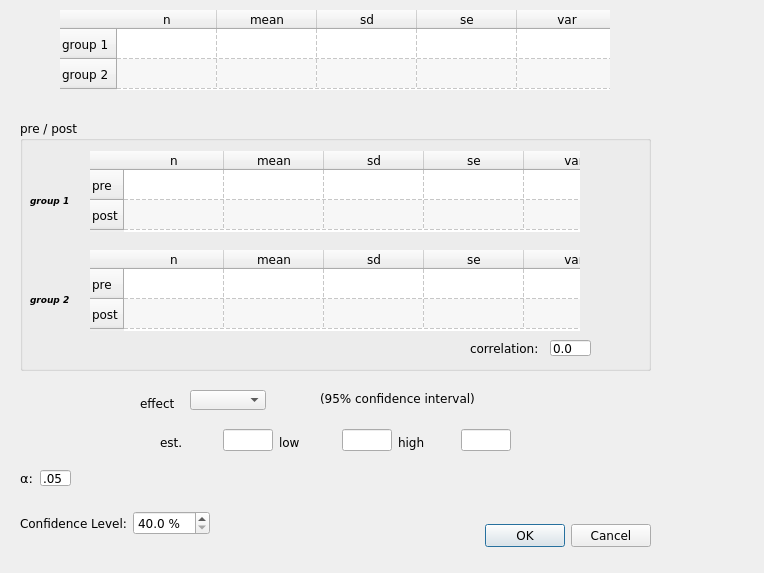
Before: the Qt Designer form continuous_data_form.ui in bwallace/OpenMeta-analyst-, drawn with Qt 5.
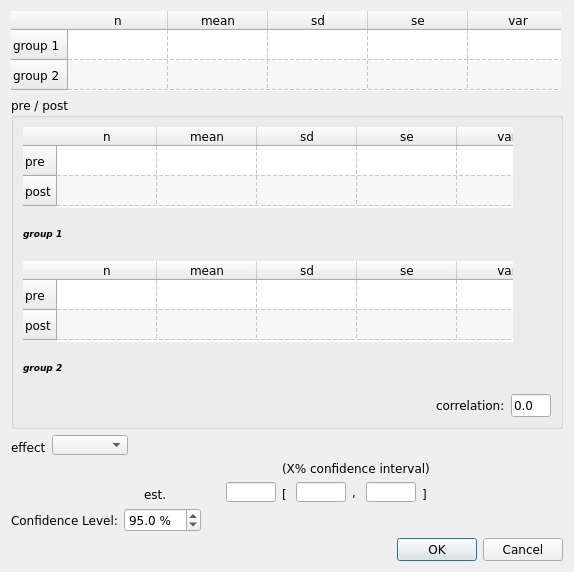
After: the same form once the commit is applied. Icons and pictures are not drawn.

Commit message: slight changes to cont data form

Diff of the .ui file:
```diff
--- a/continuous_data_form.ui
+++ b/continuous_data_form.ui
@@ -6,13 +6,13 @@
    <rect>
     <x>0</x>
     <y>0</y>
-    <width>764</width>
-    <height>573</height>
+    <width>574</width>
+    <height>572</height>
    </rect>
   </property>
   <property name="minimumSize">
    <size>
-    <width>670</width>
+    <width>570</width>
     <height>0</height>
    </size>
   </property>
@@ -28,43 +28,203 @@
    <iconset>
     <normaloff>:/images/meta.png</normaloff>:/images/meta.png</iconset>
   </property>
-  <widget class="QDialogButtonBox" name="buttonBox">
-   <property name="geometry">
-    <rect>
-     <x>470</x>
-     <y>520</y>
-     <width>181</width>
-     <height>32</height>
-    </rect>
-   </property>
-   <property name="orientation">
-    <enum>Qt::Horizontal</enum>
-   </property>
-   <property name="standardButtons">
-    <set>QDialogButtonBox::Cancel|QDialogButtonBox::Ok</set>
-   </property>
-  </widget>
+  <layout class="QVBoxLayout" name="verticalLayout_2">
+   <item>
+    <widget class="QTableWidget" name="simple_table">
+     <property name="minimumSize">
+      <size>
+       <width>550</width>
+       <height>80</height>
+      </size>
+     </property>
+     <property name="maximumSize">
+      <size>
+       <width>550</width>
+       <height>80</height>
+      </size>
+     </property>
+     <property name="font">
+      <font>
+       <family>Verdana</family>
+      </font>
+     </property>
+     <property name="frameShape">
+      <enum>QFrame::NoFrame</enum>
+     </property>
+     <property name="frameShadow">
+      <enum>QFrame::Plain</enum>
+     </property>
+     <property name="verticalScrollBarPolicy">
+      <enum>Qt::ScrollBarAlwaysOff</enum>
+     </property>
+     <property name="horizontalScrollBarPolicy">
+      <enum>Qt::ScrollBarAlwaysOff</enum>
+     </property>
+     <property name="alternatingRowColors">
+      <bool>true</bool>
+     </property>
+     <property name="gridStyle">
+      <enum>Qt::DashLine</enum>
+     </property>
+     <property name="rowCount">
+      <number>2</number>
+     </property>
+     <property name="columnCount">
+      <number>8</number>
+     </property>
+     <row>
+      <property name="text">
+       <string>group 1</string>
+      </property>
+     </row>
+     <row>
+      <property name="text">
+       <string>group 2</string>
+      </property>
+     </row>
+     <column>
+      <property name="text">
+       <string>n</string>
+      </property>
+     </column>
+     <column>
+      <property name="text">
+       <string>mean</string>
+      </property>
+     </column>
+     <column>
+      <property name="text">
+       <string>sd</string>
+      </property>
+     </column>
+     <column>
+      <property name="text">
+       <string>se</string>
+      </property>
+     </column>
+     <column>
+      <property name="text">
+       <string>var</string>
+      </property>
+     </column>
+     <column>
+      <property name="text">
+       <string>pval</string>
+      </property>
+     </column>
+     <column>
+      <property name="text">
+       <string>low</string>
+      </property>
+     </column>
+     <column>
+      <property name="text">
+       <string>high</string>
+      </property>
+     </column>
+    </widget>
+   </item>
+   <item>
   <widget class="QGroupBox" name="grp_box_pre_post">
-   <property name="geometry">
-    <rect>
-     <x>20</x>
-     <y>120</y>
-     <width>631</width>
-     <height>251</height>
-    </rect>
-   </property>
    <property name="title">
     <string>pre / post</string>
    </property>
+     <layout class="QVBoxLayout" name="verticalLayout">
+      <item>
+       <widget class="QTableWidget" name="g1_pre_post_table">
+        <property name="minimumSize">
+         <size>
+          <width>490</width>
+          <height>81</height>
+         </size>
+        </property>
+        <property name="maximumSize">
+         <size>
+          <width>490</width>
+          <height>81</height>
+         </size>
+        </property>
+        <property name="font">
+         <font>
+          <family>Verdana</family>
+         </font>
+        </property>
+        <property name="frameShape">
+         <enum>QFrame::NoFrame</enum>
+        </property>
+        <property name="frameShadow">
+         <enum>QFrame::Plain</enum>
+        </property>
+        <property name="verticalScrollBarPolicy">
+         <enum>Qt::ScrollBarAlwaysOff</enum>
+        </property>
+        <property name="horizontalScrollBarPolicy">
+         <enum>Qt::ScrollBarAlwaysOff</enum>
+        </property>
+        <property name="alternatingRowColors">
+         <bool>true</bool>
+        </property>
+        <property name="showGrid">
+         <bool>true</bool>
+        </property>
+        <property name="gridStyle">
+         <enum>Qt::DashLine</enum>
+        </property>
+        <property name="rowCount">
+         <number>2</number>
+        </property>
+        <property name="columnCount">
+         <number>7</number>
+        </property>
+        <row>
+         <property name="text">
+          <string>pre</string>
+         </property>
+        </row>
+        <row>
+         <property name="text">
+          <string>post</string>
+         </property>
+        </row>
+        <column>
+         <property name="text">
+          <string>n</string>
+         </property>
+        </column>
+        <column>
+         <property name="text">
+          <string>mean</string>
+         </property>
+        </column>
+        <column>
+         <property name="text">
+          <string>sd</string>
+         </property>
+        </column>
+        <column>
+         <property name="text">
+          <string>se</string>
+         </property>
+        </column>
+        <column>
+         <property name="text">
+          <string>var</string>
+         </property>
+        </column>
+        <column>
+         <property name="text">
+          <string>low</string>
+         </property>
+        </column>
+        <column>
+         <property name="text">
+          <string>high</string>
+         </property>
+        </column>
+       </widget>
+      </item>
+      <item>
    <widget class="QLabel" name="grp_1_lbl">
-    <property name="geometry">
-     <rect>
-      <x>10</x>
-      <y>70</y>
-      <width>71</width>
-      <height>21</height>
-     </rect>
-    </property>
     <property name="font">
      <font>
       <pointsize>7</pointsize>
@@ -77,18 +237,101 @@
      <enum>Qt::LeftToRight</enum>
     </property>
     <property name="text">
-     <string>group 1</string>
-    </property>
-   </widget>
+         <string>&lt;!DOCTYPE HTML PUBLIC &quot;-//W3C//DTD HTML 4.0//EN&quot; &quot;http://www.w3.org/TR/REC-html40/strict.dtd&quot;&gt;
+&lt;html&gt;&lt;head&gt;&lt;meta name=&quot;qrichtext&quot; content=&quot;1&quot; /&gt;&lt;style type=&quot;text/css&quot;&gt;
+p, li { white-space: pre-wrap; }
+&lt;/style&gt;&lt;/head&gt;&lt;body style=&quot; font-family:'Verdana'; font-size:8pt; font-weight:600; font-style:italic;&quot;&gt;
+&lt;p style=&quot; margin-top:0px; margin-bottom:0px; margin-left:0px; margin-right:0px; -qt-block-indent:0; text-indent:0px;&quot;&gt;&lt;span style=&quot; font-size:7pt;&quot;&gt;group 1&lt;/span&gt;&lt;/p&gt;&lt;/body&gt;&lt;/html&gt;</string>
+        </property>
+       </widget>
+      </item>
+      <item>
+       <widget class="QTableWidget" name="g2_pre_post_table">
+        <property name="minimumSize">
+         <size>
+          <width>490</width>
+          <height>81</height>
+         </size>
+        </property>
+        <property name="maximumSize">
+         <size>
+          <width>490</width>
+          <height>81</height>
+         </size>
+        </property>
+        <property name="frameShape">
+         <enum>QFrame::NoFrame</enum>
+        </property>
+        <property name="frameShadow">
+         <enum>QFrame::Plain</enum>
+        </property>
+        <property name="verticalScrollBarPolicy">
+         <enum>Qt::ScrollBarAlwaysOff</enum>
+        </property>
+        <property name="horizontalScrollBarPolicy">
+         <enum>Qt::ScrollBarAlwaysOff</enum>
+        </property>
+        <property name="alternatingRowColors">
+         <bool>true</bool>
+        </property>
+        <property name="gridStyle">
+         <enum>Qt::DashLine</enum>
+        </property>
+        <property name="rowCount">
+         <number>2</number>
+        </property>
+        <property name="columnCount">
+         <number>7</number>
+        </property>
+        <row>
+         <property name="text">
+          <string>pre</string>
+         </property>
+        </row>
+        <row>
+         <property name="text">
+          <string>post</string>
+         </property>
+        </row>
+        <column>
+         <property name="text">
+          <string>n</string>
+         </property>
+        </column>
+        <column>
+         <property name="text">
+          <string>mean</string>
+         </property>
+        </column>
+        <column>
+         <property name="text">
+          <string>sd</string>
+         </property>
+        </column>
+        <column>
+         <property name="text">
+          <string>se</string>
+         </property>
+        </column>
+        <column>
+         <property name="text">
+          <string>var</string>
+         </property>
+        </column>
+        <column>
+         <property name="text">
+          <string>low</string>
+         </property>
+        </column>
+        <column>
+         <property name="text">
+          <string>high</string>
+         </property>
+        </column>
+       </widget>
+      </item>
+      <item>
    <widget class="QLabel" name="grp_2_lbl">
-    <property name="geometry">
-     <rect>
-      <x>10</x>
-      <y>170</y>
-      <width>51</width>
-      <height>21</height>
-     </rect>
-    </property>
     <property name="font">
      <font>
       <pointsize>7</pointsize>
@@ -105,389 +348,139 @@
 &lt;p style=&quot; margin-top:0px; margin-bottom:0px; margin-left:0px; margin-right:0px; -qt-block-indent:0; text-indent:0px;&quot;&gt;&lt;span style=&quot; font-size:7pt;&quot;&gt;group 2&lt;/span&gt;&lt;/p&gt;&lt;/body&gt;&lt;/html&gt;</string>
     </property>
    </widget>
-   <widget class="QTableWidget" name="g1_pre_post_table">
-    <property name="geometry">
-     <rect>
-      <x>70</x>
-      <y>31</y>
-      <width>490</width>
-      <height>81</height>
-     </rect>
-    </property>
-    <property name="minimumSize">
+      </item>
+      <item>
+       <layout class="QHBoxLayout" name="horizontalLayout_3">
+        <item>
+         <spacer name="horizontalSpacer_3">
+          <property name="orientation">
+           <enum>Qt::Horizontal</enum>
+          </property>
+          <property name="sizeHint" stdset="0">
      <size>
-      <width>490</width>
-      <height>0</height>
-     </size>
-    </property>
-    <property name="maximumSize">
-     <size>
-      <width>490</width>
-      <height>16777215</height>
-     </size>
-    </property>
-    <property name="font">
-     <font>
-      <family>Verdana</family>
-     </font>
-    </property>
-    <property name="frameShape">
-     <enum>QFrame::NoFrame</enum>
-    </property>
-    <property name="frameShadow">
-     <enum>QFrame::Plain</enum>
-    </property>
-    <property name="verticalScrollBarPolicy">
-     <enum>Qt::ScrollBarAlwaysOff</enum>
-    </property>
-    <property name="horizontalScrollBarPolicy">
-     <enum>Qt::ScrollBarAlwaysOff</enum>
-    </property>
-    <property name="alternatingRowColors">
-     <bool>true</bool>
-    </property>
-    <property name="showGrid">
-     <bool>true</bool>
-    </property>
-    <property name="gridStyle">
-     <enum>Qt::DashLine</enum>
-    </property>
-    <property name="rowCount">
-     <number>2</number>
-    </property>
-    <property name="columnCount">
-     <number>7</number>
-    </property>
-    <row>
-     <property name="text">
-      <string>pre</string>
-     </property>
-    </row>
-    <row>
-     <property name="text">
-      <string>post</string>
-     </property>
-    </row>
-    <column>
-     <property name="text">
-      <string>n</string>
-     </property>
-    </column>
-    <column>
-     <property name="text">
-      <string>mean</string>
-     </property>
-    </column>
-    <column>
-     <property name="text">
-      <string>sd</string>
-     </property>
-    </column>
-    <column>
-     <property name="text">
-      <string>se</string>
-     </property>
-    </column>
-    <column>
-     <property name="text">
-      <string>var</string>
-     </property>
-    </column>
-    <column>
-     <property name="text">
-      <string>low</string>
-     </property>
-    </column>
-    <column>
-     <property name="text">
-      <string>high</string>
-     </property>
-    </column>
-   </widget>
-   <widget class="QTableWidget" name="g2_pre_post_table">
-    <property name="geometry">
-     <rect>
-      <x>70</x>
-      <y>130</y>
-      <width>490</width>
-      <height>81</height>
-     </rect>
-    </property>
-    <property name="minimumSize">
-     <size>
-      <width>490</width>
-      <height>0</height>
-     </size>
-    </property>
-    <property name="maximumSize">
-     <size>
-      <width>490</width>
-      <height>16777215</height>
-     </size>
-    </property>
-    <property name="frameShape">
-     <enum>QFrame::NoFrame</enum>
-    </property>
-    <property name="frameShadow">
-     <enum>QFrame::Plain</enum>
-    </property>
-    <property name="verticalScrollBarPolicy">
-     <enum>Qt::ScrollBarAlwaysOff</enum>
-    </property>
-    <property name="horizontalScrollBarPolicy">
-     <enum>Qt::ScrollBarAlwaysOff</enum>
-    </property>
-    <property name="alternatingRowColors">
-     <bool>true</bool>
-    </property>
-    <property name="gridStyle">
-     <enum>Qt::DashLine</enum>
-    </property>
-    <property name="rowCount">
-     <number>2</number>
-    </property>
-    <property name="columnCount">
-     <number>7</number>
-    </property>
-    <row>
-     <property name="text">
-      <string>pre</string>
-     </property>
-    </row>
-    <row>
-     <property name="text">
-      <string>post</string>
-     </property>
-    </row>
-    <column>
-     <property name="text">
-      <string>n</string>
-     </property>
-    </column>
-    <column>
-     <property name="text">
-      <string>mean</string>
-     </property>
-    </column>
-    <column>
-     <property name="text">
-      <string>sd</string>
-     </property>
-    </column>
-    <column>
-     <property name="text">
-      <string>se</string>
-     </property>
-    </column>
-    <column>
-     <property name="text">
-      <string>var</string>
-     </property>
-    </column>
-    <column>
-     <property name="text">
-      <string>low</string>
-     </property>
-    </column>
-    <column>
-     <property name="text">
-      <string>high</string>
-     </property>
-    </column>
-   </widget>
+            <width>40</width>
+            <height>20</height>
+           </size>
+          </property>
+         </spacer>
+        </item>
+        <item>
    <widget class="QLabel" name="label">
-    <property name="geometry">
-     <rect>
-      <x>450</x>
-      <y>220</y>
-      <width>71</width>
-      <height>16</height>
-     </rect>
-    </property>
     <property name="text">
      <string>correlation:</string>
     </property>
    </widget>
+        </item>
+        <item>
    <widget class="QLineEdit" name="correlation_pre_post">
-    <property name="geometry">
-     <rect>
-      <x>530</x>
-      <y>220</y>
-      <width>41</width>
-      <height>16</height>
-     </rect>
+          <property name="minimumSize">
+           <size>
+            <width>40</width>
+            <height>0</height>
+           </size>
+          </property>
+          <property name="maximumSize">
+           <size>
+            <width>40</width>
+            <height>16777215</height>
+           </size>
     </property>
     <property name="text">
      <string>0.0</string>
     </property>
    </widget>
-  </widget>
-  <widget class="QTableWidget" name="simple_table">
-   <property name="geometry">
-    <rect>
-     <x>60</x>
-     <y>10</y>
-     <width>550</width>
-     <height>80</height>
-    </rect>
-   </property>
-   <property name="sizePolicy">
-    <sizepolicy hsizetype="Fixed" vsizetype="Fixed">
-     <horstretch>0</horstretch>
-     <verstretch>0</verstretch>
-    </sizepolicy>
-   </property>
+        </item>
+       </layout>
+      </item>
+     </layout>
+    </widget>
+   </item>
+   <item>
+    <layout class="QHBoxLayout" name="horizontalLayout_2">
+     <item>
+      <widget class="QLabel" name="label_13">
+       <property name="font">
+        <font>
+         <family>Verdana</family>
+        </font>
+       </property>
+       <property name="text">
+        <string>effect</string>
+       </property>
+       <property name="alignment">
+        <set>Qt::AlignBottom|Qt::AlignLeading|Qt::AlignLeft</set>
+       </property>
+      </widget>
+     </item>
+     <item>
+      <widget class="QComboBox" name="effect_cbo_box">
    <property name="minimumSize">
     <size>
-     <width>550</width>
-     <height>80</height>
+         <width>76</width>
+         <height>20</height>
     </size>
    </property>
    <property name="maximumSize">
     <size>
-     <width>550</width>
-     <height>80</height>
-    </size>
-   </property>
-   <property name="font">
-    <font>
-     <family>Verdana</family>
-    </font>
-   </property>
-   <property name="frameShape">
-    <enum>QFrame::NoFrame</enum>
-   </property>
-   <property name="frameShadow">
-    <enum>QFrame::Plain</enum>
-   </property>
-   <property name="verticalScrollBarPolicy">
-    <enum>Qt::ScrollBarAlwaysOff</enum>
-   </property>
-   <property name="horizontalScrollBarPolicy">
-    <enum>Qt::ScrollBarAlwaysOff</enum>
-   </property>
-   <property name="alternatingRowColors">
-    <bool>true</bool>
-   </property>
-   <property name="gridStyle">
-    <enum>Qt::DashLine</enum>
-   </property>
-   <property name="rowCount">
-    <number>2</number>
-   </property>
-   <property name="columnCount">
-    <number>8</number>
-   </property>
-   <row>
-    <property name="text">
-     <string>group 1</string>
-    </property>
-   </row>
-   <row>
-    <property name="text">
-     <string>group 2</string>
-    </property>
-   </row>
-   <column>
-    <property name="text">
-     <string>n</string>
-    </property>
-   </column>
-   <column>
-    <property name="text">
-     <string>mean</string>
-    </property>
-   </column>
-   <column>
-    <property name="text">
-     <string>sd</string>
-    </property>
-   </column>
-   <column>
-    <property name="text">
-     <string>se</string>
-    </property>
-   </column>
-   <column>
-    <property name="text">
-     <string>var</string>
-    </property>
-   </column>
-   <column>
-    <property name="text">
-     <string>pval</string>
-    </property>
-   </column>
-   <column>
-    <property name="text">
-     <string>low</string>
-    </property>
-   </column>
-   <column>
-    <property name="text">
-     <string>high</string>
-    </property>
-   </column>
-  </widget>
-  <widget class="QLabel" name="label_2">
-   <property name="geometry">
-    <rect>
-     <x>20</x>
-     <y>470</y>
-     <width>16</width>
-     <height>16</height>
-    </rect>
-   </property>
-   <property name="font">
-    <font>
-     <family>Verdana</family>
-     <pointsize>10</pointsize>
-     <weight>50</weight>
-     <italic>false</italic>
-     <bold>false</bold>
-    </font>
-   </property>
-   <property name="text">
-    <string>α:</string>
-   </property>
-  </widget>
-  <widget class="QLineEdit" name="alpha_edit">
-   <property name="geometry">
-    <rect>
-     <x>40</x>
-     <y>470</y>
-     <width>31</width>
-     <height>16</height>
-    </rect>
-   </property>
-   <property name="text">
-    <string>.05</string>
-   </property>
-  </widget>
+         <width>76</width>
+         <height>20</height>
+        </size>
+       </property>
+      </widget>
+     </item>
+     <item>
+      <spacer name="horizontalSpacer_2">
+       <property name="orientation">
+        <enum>Qt::Horizontal</enum>
+       </property>
+       <property name="sizeHint" stdset="0">
+        <size>
+         <width>40</width>
+         <height>20</height>
+        </size>
+       </property>
+      </spacer>
+     </item>
+    </layout>
+   </item>
+   <item>
+    <layout class="QGridLayout" name="gridLayout">
+     <item row="0" column="0" rowspan="2">
+      <spacer name="horizontalSpacer_4">
+       <property name="orientation">
+        <enum>Qt::Horizontal</enum>
+       </property>
+       <property name="sizeHint" stdset="0">
+        <size>
+         <width>40</width>
+         <height>20</height>
+        </size>
+       </property>
+      </spacer>
+     </item>
+     <item row="0" column="2">
   <widget class="QLabel" name="ci_label">
-   <property name="geometry">
-    <rect>
-     <x>320</x>
-     <y>390</y>
-     <width>251</width>
-     <height>16</height>
-    </rect>
-   </property>
    <property name="text">
-    <string>(95% confidence interval)</string>
-   </property>
-  </widget>
-  <widget class="QWidget" name="layoutWidget_4">
-   <property name="geometry">
-    <rect>
-     <x>160</x>
-     <y>420</y>
-     <width>351</width>
-     <height>41</height>
-    </rect>
-   </property>
-   <layout class="QGridLayout" name="gridLayout_3">
-    <item row="0" column="0">
+        <string>(X% confidence interval)</string>
+       </property>
+      </widget>
+     </item>
+     <item row="0" column="3" rowspan="2">
+      <spacer name="horizontalSpacer_5">
+       <property name="orientation">
+        <enum>Qt::Horizontal</enum>
+       </property>
+       <property name="sizeHint" stdset="0">
+        <size>
+         <width>40</width>
+         <height>20</height>
+        </size>
+       </property>
+      </spacer>
+     </item>
+     <item row="1" column="1">
+      <layout class="QHBoxLayout" name="horizontalLayout_4">
+       <item>
      <widget class="QLabel" name="label_14">
       <property name="minimumSize">
        <size>
@@ -514,106 +507,93 @@
       </property>
      </widget>
     </item>
-    <item row="0" column="2">
-     <widget class="QLabel" name="label_15">
-      <property name="maximumSize">
-       <size>
-        <width>16777215</width>
-        <height>20</height>
-       </size>
-      </property>
-      <property name="font">
-       <font>
-        <family>Verdana</family>
-       </font>
-      </property>
-      <property name="text">
-       <string>low</string>
-      </property>
-      <property name="alignment">
-       <set>Qt::AlignBottom|Qt::AlignLeading|Qt::AlignLeft</set>
-      </property>
-     </widget>
-    </item>
-    <item row="0" column="4">
-     <widget class="QLabel" name="label_16">
-      <property name="maximumSize">
-       <size>
-        <width>16777215</width>
-        <height>20</height>
-       </size>
-      </property>
-      <property name="font">
-       <font>
-        <family>Verdana</family>
-       </font>
-      </property>
-      <property name="text">
-       <string>high</string>
-      </property>
-      <property name="alignment">
-       <set>Qt::AlignBottom|Qt::AlignLeading|Qt::AlignLeft</set>
-      </property>
-     </widget>
-    </item>
-    <item row="0" column="1">
+       <item>
      <widget class="QLineEdit" name="effect_txt_box">
       <property name="minimumSize">
        <size>
         <width>50</width>
-        <height>22</height>
+           <height>20</height>
        </size>
       </property>
       <property name="maximumSize">
        <size>
         <width>50</width>
-        <height>22</height>
+           <height>20</height>
        </size>
       </property>
      </widget>
     </item>
-    <item row="0" column="3">
+      </layout>
+     </item>
+     <item row="1" column="2">
+      <layout class="QHBoxLayout" name="horizontalLayout_5">
+       <item>
+        <widget class="QLabel" name="label_15">
+         <property name="maximumSize">
+          <size>
+           <width>16777215</width>
+           <height>20</height>
+          </size>
+         </property>
+         <property name="font">
+          <font>
+           <family>Verdana</family>
+          </font>
+         </property>
+         <property name="text">
+          <string>[</string>
+         </property>
+         <property name="alignment">
+          <set>Qt::AlignBottom|Qt::AlignLeading|Qt::AlignLeft</set>
+         </property>
+        </widget>
+       </item>
+       <item>
      <widget class="QLineEdit" name="low_txt_box">
       <property name="minimumSize">
        <size>
         <width>50</width>
-        <height>22</height>
+           <height>20</height>
        </size>
       </property>
       <property name="maximumSize">
        <size>
         <width>50</width>
-        <height>22</height>
+           <height>20</height>
        </size>
       </property>
      </widget>
     </item>
-    <item row="0" column="5">
+       <item>
+        <widget class="QLabel" name="label_2">
+         <property name="text">
+          <string>,</string>
+         </property>
+        </widget>
+       </item>
+       <item>
      <widget class="QLineEdit" name="high_txt_box">
       <property name="minimumSize">
        <size>
         <width>50</width>
-        <height>22</height>
+           <height>20</height>
        </size>
       </property>
       <property name="maximumSize">
        <size>
         <width>50</width>
-        <height>22</height>
+           <height>20</height>
        </size>
       </property>
      </widget>
     </item>
-   </layout>
-  </widget>
-  <widget class="QLabel" name="label_13">
-   <property name="geometry">
-    <rect>
-     <x>140</x>
-     <y>380</y>
-     <width>91</width>
-     <height>31</height>
-    </rect>
+       <item>
+        <widget class="QLabel" name="label_16">
+         <property name="maximumSize">
+          <size>
+           <width>16777215</width>
+           <height>20</height>
+          </size>
    </property>
    <property name="font">
     <font>
@@ -621,43 +601,18 @@
     </font>
    </property>
    <property name="text">
-    <string>effect</string>
+          <string>]</string>
    </property>
    <property name="alignment">
     <set>Qt::AlignBottom|Qt::AlignLeading|Qt::AlignLeft</set>
    </property>
   </widget>
-  <widget class="QComboBox" name="effect_cbo_box">
-   <property name="geometry">
-    <rect>
-     <x>190</x>
-     <y>390</y>
-     <width>76</width>
-     <height>20</height>
-    </rect>
-   </property>
-   <property name="minimumSize">
-    <size>
-     <width>76</width>
-     <height>20</height>
-    </size>
-   </property>
-   <property name="maximumSize">
-    <size>
-     <width>76</width>
-     <height>20</height>
-    </size>
-   </property>
-  </widget>
-  <widget class="QWidget" name="">
-   <property name="geometry">
-    <rect>
-     <x>20</x>
-     <y>510</y>
-     <width>256</width>
-     <height>27</height>
-    </rect>
-   </property>
+       </item>
+      </layout>
+     </item>
+    </layout>
+   </item>
+   <item>
    <layout class="QHBoxLayout" name="horizontalLayout">
     <item>
      <widget class="QLabel" name="label_3">
@@ -683,6 +638,9 @@
       <property name="singleStep">
        <double>0.100000000000000</double>
       </property>
+       <property name="value">
+        <double>95.000000000000000</double>
+       </property>
      </widget>
     </item>
     <item>
@@ -699,7 +657,18 @@
      </spacer>
     </item>
    </layout>
-  </widget>
+   </item>
+   <item>
+    <widget class="QDialogButtonBox" name="buttonBox">
+     <property name="orientation">
+      <enum>Qt::Horizontal</enum>
+     </property>
+     <property name="standardButtons">
+      <set>QDialogButtonBox::Cancel|QDialogButtonBox::Ok</set>
+     </property>
+    </widget>
+   </item>
+  </layout>
  </widget>
  <resources>
   <include location="images/icons.qrc"/>
```
Lines whose indentation alone changed are shown as unchanged. The commit also changes 1 other file.
